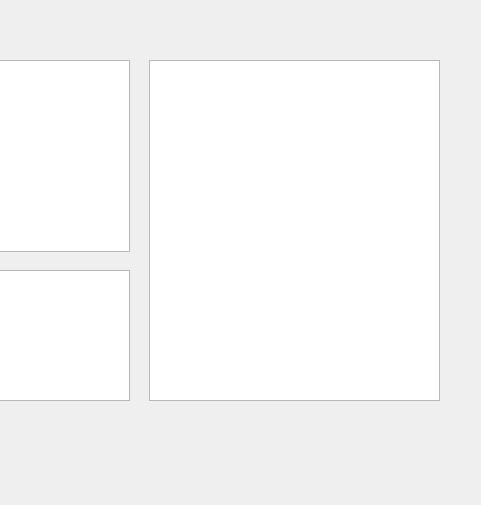
First picture: the form in interface/design.ui, repository Marvin84/reg-gen, before the edit; both pictures show x 711 to 1192 and y 110 to 615 of the 1192 by 615 pixel window.
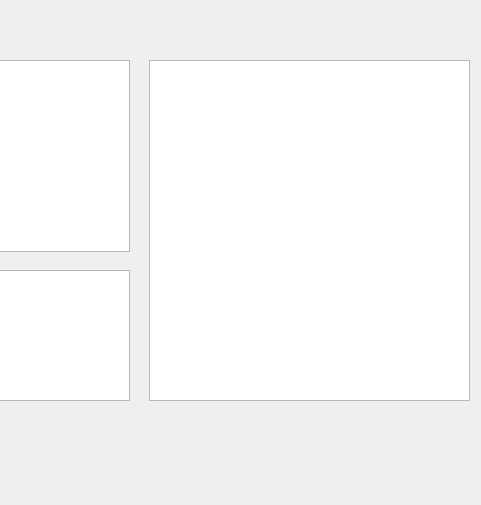
Second picture: the form after the edit.

```diff
--- a/interface/design.ui
+++ b/interface/design.ui
@@ -198,28 +198,6 @@
     <string>Clear All</string>
    </property>
   </widget>
-  <widget class="QTableView" name="tableViewMeta">
-   <property name="geometry">
-    <rect>
-     <x>860</x>
-     <y>170</y>
-     <width>291</width>
-     <height>341</height>
-    </rect>
-   </property>
-   <property name="showGrid">
-    <bool>false</bool>
-   </property>
-   <attribute name="horizontalHeaderMinimumSectionSize">
-    <number>144</number>
-   </attribute>
-   <attribute name="verticalHeaderDefaultSectionSize">
-    <number>0</number>
-   </attribute>
-   <attribute name="verticalHeaderShowSortIndicator" stdset="0">
-    <bool>false</bool>
-   </attribute>
-  </widget>
   <widget class="QTableView" name="dataTableSelected">
    <property name="geometry">
     <rect>
@@ -245,6 +223,34 @@
     <bool>false</bool>
    </attribute>
   </widget>
+  <widget class="QTableView" name="tableViewMeta">
+   <property name="geometry">
+    <rect>
+     <x>860</x>
+     <y>170</y>
+     <width>321</width>
+     <height>341</height>
+    </rect>
+   </property>
+   <property name="autoScroll">
+    <bool>true</bool>
+   </property>
+   <property name="selectionBehavior">
+    <enum>QAbstractItemView::SelectRows</enum>
+   </property>
+   <property name="horizontalScrollMode">
+    <enum>QAbstractItemView::ScrollPerPixel</enum>
+   </property>
+   <property name="sortingEnabled">
+    <bool>false</bool>
+   </property>
+   <attribute name="verticalHeaderVisible">
+    <bool>true</bool>
+   </attribute>
+   <attribute name="verticalHeaderHighlightSections">
+    <bool>false</bool>
+   </attribute>
+  </widget>
  </widget>
  <resources/>
  <connections>
```
